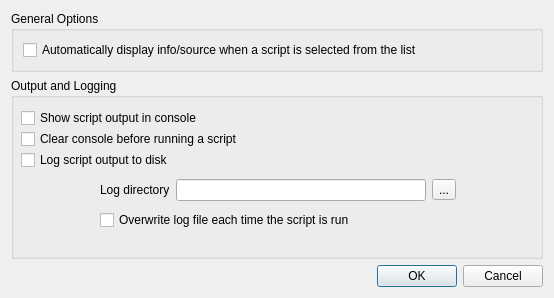
First picture: the form in ui_preferences.ui, repository g-sherman/Script-Runner, before the edit.
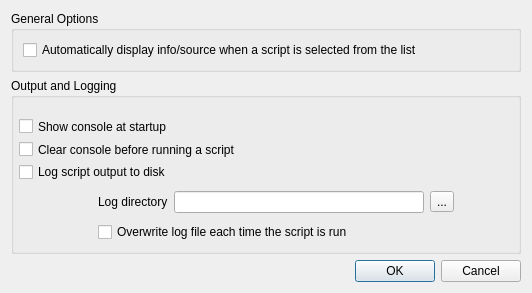
Second picture: the form after the edit.

Commit message: Added toggle for hide/show console. Added clear console button/action. Option to show console at startup.

What changed in the file:
```diff
--- a/ui_preferences.ui
+++ b/ui_preferences.ui
@@ -6,14 +6,14 @@
    <rect>
     <x>0</x>
     <y>0</y>
-    <width>554</width>
-    <height>298</height>
+    <width>532</width>
+    <height>293</height>
    </rect>
   </property>
   <property name="windowTitle">
    <string>Script Runner Preferences</string>
   </property>
-  <layout class="QGridLayout" name="gridLayout_3">
+  <layout class="QGridLayout" name="gridLayout_4">
    <item row="0" column="0">
     <widget class="QGroupBox" name="groupBox">
      <property name="sizePolicy">
@@ -43,50 +43,11 @@
      <property name="title">
       <string>Output and Logging</string>
      </property>
-     <widget class="QCheckBox" name="cbShowOutput">
-      <property name="geometry">
-       <rect>
-        <x>10</x>
-        <y>30</y>
-        <width>212</width>
-        <height>20</height>
-       </rect>
-      </property>
-      <property name="text">
-       <string>Show script output in console</string>
-      </property>
-     </widget>
-     <widget class="QCheckBox" name="cbClearConsole">
-      <property name="geometry">
-       <rect>
-        <x>10</x>
-        <y>51</y>
-        <width>259</width>
-        <height>20</height>
-       </rect>
-      </property>
-      <property name="text">
-       <string>Clear console before running a script</string>
-      </property>
-     </widget>
-     <widget class="QCheckBox" name="cbLogToDisk">
-      <property name="geometry">
-       <rect>
-        <x>10</x>
-        <y>72</y>
-        <width>181</width>
-        <height>20</height>
-       </rect>
-      </property>
-      <property name="text">
-       <string>Log script output to disk</string>
-      </property>
-     </widget>
      <widget class="QWidget" name="">
       <property name="geometry">
        <rect>
-        <x>12</x>
-        <y>98</y>
+        <x>10</x>
+        <y>110</y>
         <width>433</width>
         <height>58</height>
        </rect>
@@ -151,7 +112,39 @@
        </item>
       </layout>
      </widget>
-     <zorder>cbShowOutput</zorder>
+     <widget class="QWidget" name="">
+      <property name="geometry">
+       <rect>
+        <x>8</x>
+        <y>40</y>
+        <width>259</width>
+        <height>62</height>
+       </rect>
+      </property>
+      <layout class="QGridLayout" name="gridLayout_3">
+       <item row="0" column="0">
+        <widget class="QCheckBox" name="cbShowConsole">
+         <property name="text">
+          <string>Show console at startup</string>
+         </property>
+        </widget>
+       </item>
+       <item row="1" column="0">
+        <widget class="QCheckBox" name="cbClearConsole">
+         <property name="text">
+          <string>Clear console before running a script</string>
+         </property>
+        </widget>
+       </item>
+       <item row="2" column="0">
+        <widget class="QCheckBox" name="cbLogToDisk">
+         <property name="text">
+          <string>Log script output to disk</string>
+         </property>
+        </widget>
+       </item>
+      </layout>
+     </widget>
      <zorder>cbClearConsole</zorder>
      <zorder>cbLogToDisk</zorder>
      <zorder></zorder>
```
Left out of the diff: 2 changed lines with no effect on the pictures. The commit also changes 6 other files.
